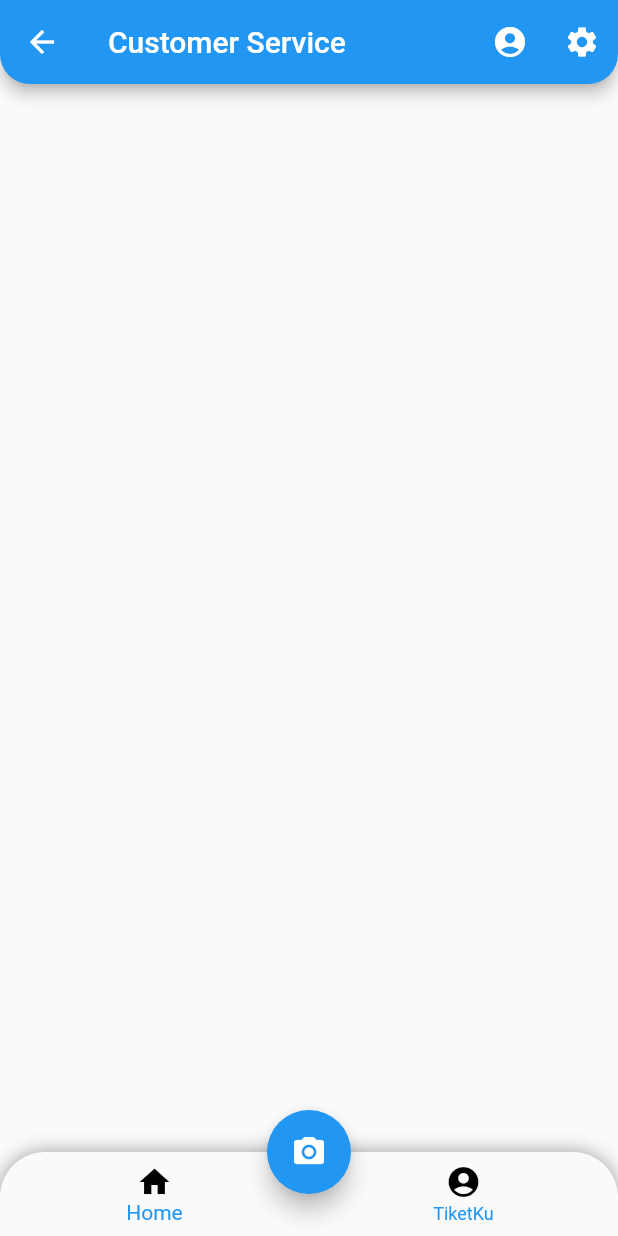
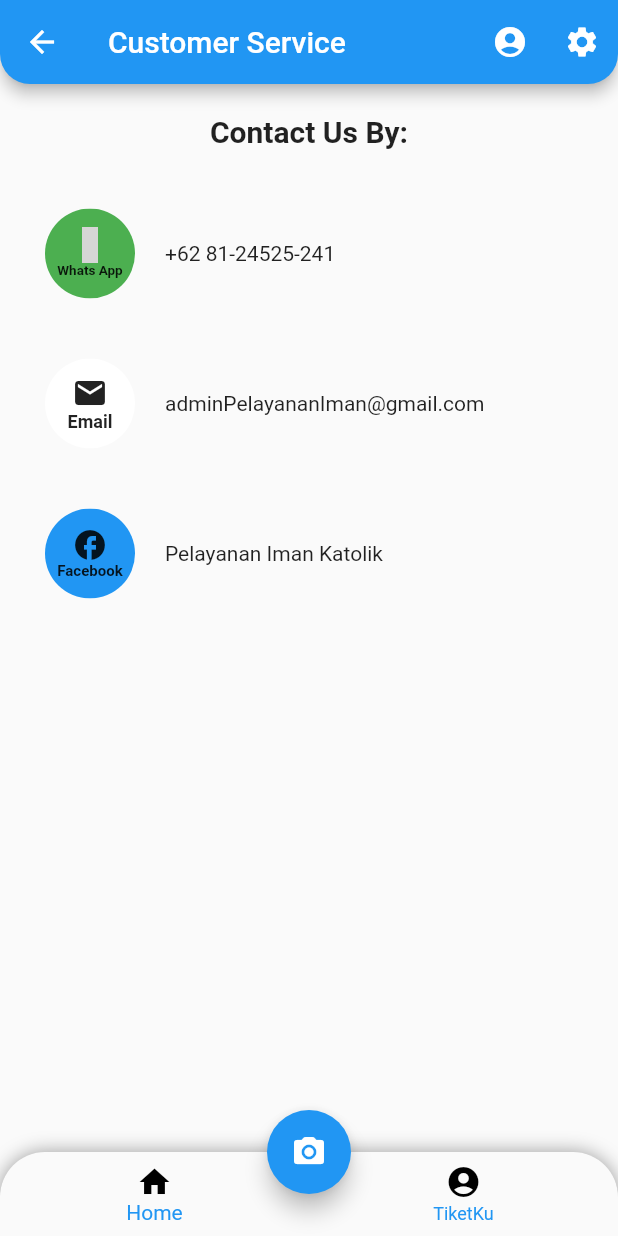
Before and after one commit to DavidDimasPatty/Pelayanan-Iman-Katolik, a Flutter app: the customerService screen opened directly with empty values, on a phone screen of 412 x 824 dp. Run offline on Flutter 3.47's test engine with Material 2 defaults, Android fonts, the light colour scheme and no system bars; our stand-ins replace carousel_slider, file_picker, firebase_core, firebase_storage, google_fonts, image_picker and 1 more; missing offline and left inert: mongo_dart; accounts and stored records are empty; network calls fail; statements that could not run were skipped; grey boxes are pictures that could not be loaded.

Commit message:
customer service page

```diff
--- a/lib/customerService.dart
+++ b/lib/customerService.dart
@@ -40,8 +40,114 @@ class customerService extends StatelessWidget {
           ),
         ],
       ),
-      body: Column(
-        children: <Widget>[],
+      body: Container(
+        padding: EdgeInsets.symmetric(vertical: 20, horizontal: 30),
+        child: Column(
+          children: <Widget>[
+            Text(
+              "Contact Us By:",
+              style: TextStyle(fontSize: 20, fontWeight: FontWeight.bold),
+            ),
+            Padding(
+                padding: EdgeInsets.symmetric(vertical: 20, horizontal: 15)),
+            Column(
+              children: <Widget>[
+                Row(children: <Widget>[
+                  SizedBox.fromSize(
+                    size: Size(60, 60), // button width and height
+                    child: ClipOval(
+                      child: Material(
+                        color: Colors.green, // button color
+                        child: InkWell(
+                          splashColor: Colors.green, // splash color
+                          onTap: () {}, // button pressed
+                          child: Column(
+                            mainAxisAlignment: MainAxisAlignment.center,
+                            children: <Widget>[
+                              Icon(Icons.whatsapp_sharp), // icon
+                              Text(
+                                "Whats App",
+                                style: TextStyle(
+                                  fontSize: 9,
+                                  fontWeight: FontWeight.bold,
+                                ),
+                                textAlign: TextAlign.center,
+                              ), // text
+                            ],
+                          ),
+                        ),
+                      ),
+                    ),
+                  ),
+                  Padding(padding: EdgeInsets.symmetric(horizontal: 10)),
+                  Text('+62 81-24525-241')
+                ]),
+                Padding(padding: EdgeInsets.symmetric(vertical: 20)),
+                Row(children: <Widget>[
+                  SizedBox.fromSize(
+                    size: Size(60, 60), // button width and height
+                    child: ClipOval(
+                      child: Material(
+                        color: Colors.white, // button color
+                        child: InkWell(
+                          splashColor: Colors.green, // splash color
+                          onTap: () {}, // button pressed
+                          child: Column(
+                            mainAxisAlignment: MainAxisAlignment.center,
+                            children: <Widget>[
+                              Icon(Icons.email), // icon
+                              Text(
+                                "Email",
+                                style: TextStyle(
+                                  fontSize: 12,
+                                  fontWeight: FontWeight.bold,
+                                ),
+                                textAlign: TextAlign.center,
+                              ), // text
+                            ],
+                          ),
+                        ),
+                      ),
+                    ),
+                  ),
+                  Padding(padding: EdgeInsets.symmetric(horizontal: 10)),
+                  Text('adminPelayananIman@gmail.com')
+                ]),
+                Padding(padding: EdgeInsets.symmetric(vertical: 20)),
+                Row(children: <Widget>[
+                  SizedBox.fromSize(
+                    size: Size(60, 60), // button width and height
+                    child: ClipOval(
+                      child: Material(
+                        color: Colors.blue, // button color
+                        child: InkWell(
+                          splashColor: Colors.green, // splash color
+                          onTap: () {}, // button pressed
+                          child: Column(
+                            mainAxisAlignment: MainAxisAlignment.center,
+                            children: <Widget>[
+                              Icon(Icons.facebook), // icon
+                              Text(
+                                "Facebook",
+                                style: TextStyle(
+                                  fontSize: 10,
+                                  fontWeight: FontWeight.bold,
+                                ),
+                                textAlign: TextAlign.center,
+                              ), // text
+                            ],
+                          ),
+                        ),
+                      ),
+                    ),
+                  ),
+                  Padding(padding: EdgeInsets.symmetric(horizontal: 10)),
+                  Text('Pelayanan Iman Katolik')
+                ])
+              ],
+            )
+          ],
+        ),
       ),
       bottomNavigationBar: Container(
           decoration: BoxDecoration(
```
